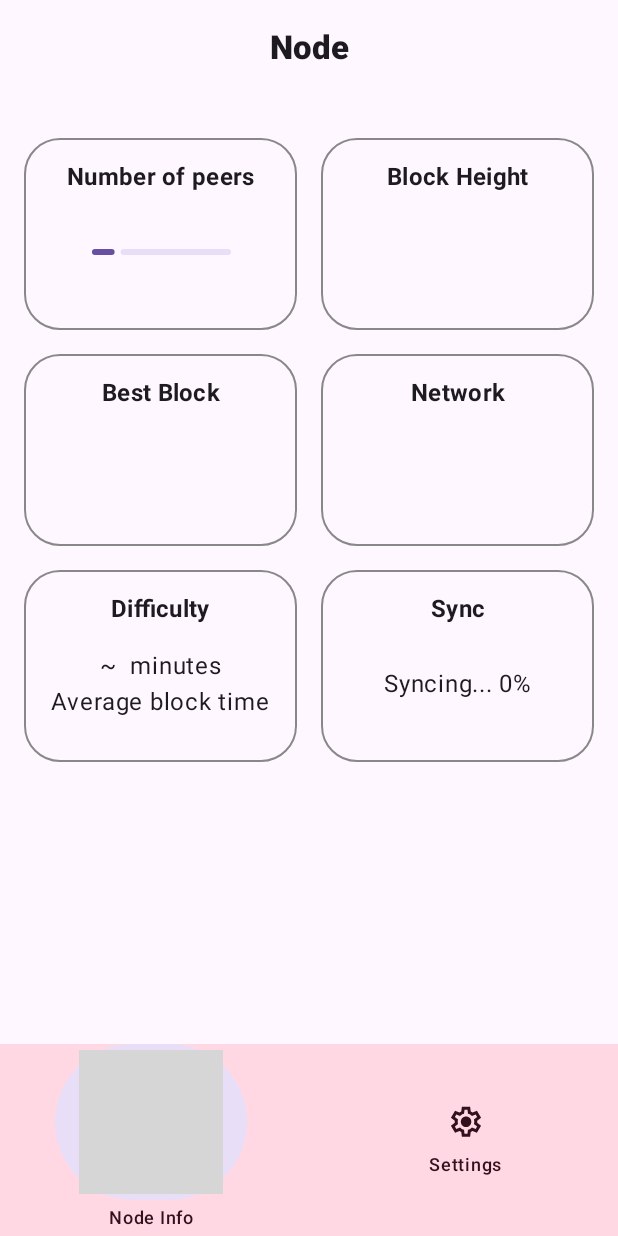
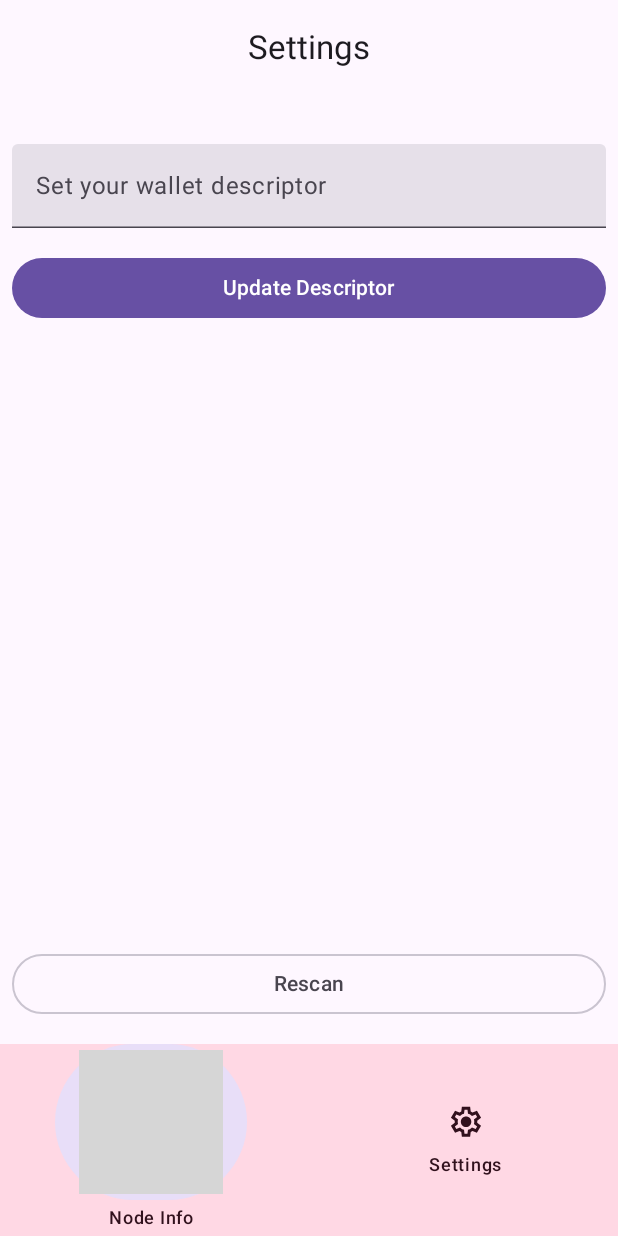
Before and after one commit to jvsena42/floresta_node, an Android app built with Jetpack Compose: the ScreenSettings screen opened through its navigation route, on a phone screen of 412 x 824 dp. Run offline under Robolectric (Android 15) with nearby library versions, the phone set to English and light mode, and no system bars; grey boxes are pictures that could not be loaded.

Commit message:
feat: Settings Screen WIP

```diff
--- a/app/src/main/java/com/github/jvsena42/floresta_node/FlorestaNodeApplication.kt
+++ b/app/src/main/java/com/github/jvsena42/floresta_node/FlorestaNodeApplication.kt
@@ -9,6 +9,7 @@ import com.github.jvsena42.floresta_node.domain.floresta.FlorestaDaemonImpl
 import com.github.jvsena42.floresta_node.domain.floresta.FlorestaRpcImpl
 import com.github.jvsena42.floresta_node.domain.floresta.FlorestaService
 import com.github.jvsena42.floresta_node.presentation.ui.screens.node.NodeViewModel
+import com.github.jvsena42.floresta_node.presentation.ui.screens.settings.SettingsViewModel
 import com.google.gson.Gson
 import org.koin.android.ext.koin.androidContext
 import org.koin.android.ext.koin.androidLogger
@@ -37,6 +38,7 @@ class FlorestaNodeApplication: Application() {
 
 val presentationModule = module {
     viewModel { NodeViewModel(florestaRpc = get()) }
+    viewModel { SettingsViewModel(florestaRpc = get()) }
 }
 
 val domainModule = module {
--- a/app/src/main/java/com/github/jvsena42/floresta_node/presentation/ui/screens/main/MainActivity.kt
+++ b/app/src/main/java/com/github/jvsena42/floresta_node/presentation/ui/screens/main/MainActivity.kt
@@ -27,6 +27,7 @@ import androidx.navigation.compose.NavHost
 import androidx.navigation.compose.composable
 import androidx.navigation.compose.rememberNavController
 import com.github.jvsena42.floresta_node.presentation.ui.screens.node.ScreenNode
+import com.github.jvsena42.floresta_node.presentation.ui.screens.settings.ScreenSettings
 import com.github.jvsena42.floresta_node.presentation.ui.theme.FlorestaNodeTheme
 import org.koin.androidx.compose.KoinAndroidContext
 
@@ -101,7 +102,7 @@ private fun MainScreen(modifier: Modifier = Modifier) {
                 ScreenNode()
             }
             composable(Destinations.SETTINGS.route) {
-                ScreenNode()
+                ScreenSettings()
             }
         }
     }
--- /dev/null
+++ b/app/src/main/java/com/github/jvsena42/floresta_node/presentation/ui/screens/settings/ScreenSettings.kt
@@ -0,0 +1,112 @@
+package com.github.jvsena42.floresta_node.presentation.ui.screens.settings
+
+import androidx.compose.animation.AnimatedVisibility
+import androidx.compose.foundation.background
+import androidx.compose.foundation.layout.Column
+import androidx.compose.foundation.layout.Spacer
+import androidx.compose.foundation.layout.fillMaxSize
+import androidx.compose.foundation.layout.fillMaxWidth
+import androidx.compose.foundation.layout.height
+import androidx.compose.foundation.layout.padding
+import androidx.compose.material3.Button
+import androidx.compose.material3.CenterAlignedTopAppBar
+import androidx.compose.material3.ExperimentalMaterial3Api
+import androidx.compose.material3.LinearProgressIndicator
+import androidx.compose.material3.MaterialTheme
+import androidx.compose.material3.OutlinedButton
+import androidx.compose.material3.Scaffold
+import androidx.compose.material3.Text
+import androidx.compose.material3.TextField
+import androidx.compose.runtime.Composable
+import androidx.compose.runtime.collectAsState
+import androidx.compose.runtime.getValue
+import androidx.compose.ui.Modifier
+import androidx.compose.ui.res.stringResource
+import androidx.compose.ui.tooling.preview.PreviewLightDark
+import androidx.compose.ui.unit.dp
+import com.github.jvsena42.floresta_node.R
+import com.github.jvsena42.floresta_node.presentation.ui.theme.FlorestaNodeTheme
+import org.koin.androidx.compose.koinViewModel
+
+@Composable
+@OptIn(ExperimentalMaterial3Api::class)
+fun ScreenSettings(
+    viewModel: SettingsViewModel = koinViewModel()
+) {
+    val uiState by viewModel.uiState.collectAsState()
+    ScreenSettings(uiState = uiState, onAction = viewModel::onAction)
+}
+
+
+@OptIn(ExperimentalMaterial3Api::class)
+@Composable
+private fun ScreenSettings(uiState: SettingsUiState, onAction: (SettingsAction) -> Unit) {
+    Scaffold(
+        topBar = {
+            CenterAlignedTopAppBar(
+                title = { Text(stringResource(R.string.settings)) },
+            )
+        }
+    ) { contentPadding ->
+        Column(
+            modifier = Modifier
+                .fillMaxSize()
+                .background(MaterialTheme.colorScheme.background)
+                .padding(contentPadding)
+        ) {
+            AnimatedVisibility(visible = uiState.isLoading) {
+                LinearProgressIndicator(modifier = Modifier.fillMaxWidth())
+            }
+
+            Spacer(modifier = Modifier.height(32.dp))
+
+            TextField(
+                value = uiState.descriptorText,
+                enabled = !uiState.isLoading,
+                onValueChange = { newText -> onAction(SettingsAction.OnDescriptorChanged(newText)) },
+                label = { Text(stringResource(R.string.set_your_wallet_descriptor)) },
+                placeholder = { Text(stringResource(R.string.descriptor_placeholder)) },
+                modifier = Modifier
+                    .fillMaxWidth()
+                    .padding(horizontal = 8.dp)
+            )
+
+            Spacer(modifier = Modifier.height(16.dp))
+
+            Button(
+                onClick = { onAction(SettingsAction.OnClickUpdateDescriptor) },
+                enabled = !uiState.isLoading,
+                modifier = Modifier
+                    .fillMaxWidth()
+                    .padding(horizontal = 8.dp)
+            ) {
+                Text(stringResource(R.string.update_descriptor))
+            }
+
+            Spacer(modifier = Modifier.weight(1f))
+
+            OutlinedButton(
+                onClick = { onAction(SettingsAction.OnClickUpdateDescriptor) },
+                enabled = !uiState.isLoading,
+                modifier = Modifier
+                    .fillMaxWidth()
+                    .padding(horizontal = 8.dp)
+            ) {
+                Text(stringResource(R.string.rescan))
+            }
+
+            Spacer(modifier = Modifier.height(16.dp))
+        }
+    }
+}
+
+@PreviewLightDark
+@Composable
+private fun Preview() {
+    FlorestaNodeTheme {
+        ScreenSettings(
+            uiState = SettingsUiState(),
+            onAction = {}
+        )
+    }
+}
--- /dev/null
+++ b/app/src/main/java/com/github/jvsena42/floresta_node/presentation/ui/screens/settings/SettingsAction.kt
@@ -0,0 +1,6 @@
+package com.github.jvsena42.floresta_node.presentation.ui.screens.settings
+
+sealed interface SettingsAction {
+    data class OnDescriptorChanged(val descriptor: String): SettingsAction
+    object OnClickUpdateDescriptor: SettingsAction
+}
--- /dev/null
+++ b/app/src/main/java/com/github/jvsena42/floresta_node/presentation/ui/screens/settings/SettingsUiState.kt
@@ -0,0 +1,9 @@
+package com.github.jvsena42.floresta_node.presentation.ui.screens.settings
+
+import androidx.compose.runtime.Stable
+
+@Stable
+data class SettingsUiState(
+    val descriptorText: String = "",
+    val isLoading: Boolean = false
+)
--- /dev/null
+++ b/app/src/main/java/com/github/jvsena42/floresta_node/presentation/ui/screens/settings/SettingsViewModel.kt
@@ -0,0 +1,27 @@
+package com.github.jvsena42.floresta_node.presentation.ui.screens.settings
+
+import androidx.lifecycle.ViewModel
+import com.github.jvsena42.floresta_node.data.FlorestaRpc
+import com.github.jvsena42.floresta_node.presentation.utils.removeSpaces
+import kotlinx.coroutines.flow.MutableStateFlow
+import kotlinx.coroutines.flow.asStateFlow
+
+class SettingsViewModel(
+    private val florestaRpc: FlorestaRpc
+): ViewModel() {
+
+    private val _uiState = MutableStateFlow(SettingsUiState())
+    val uiState = _uiState.asStateFlow()
+
+    fun onAction(action: SettingsAction) {
+        when(action) {
+            is SettingsAction.OnDescriptorChanged -> {
+                _uiState.value = _uiState.value.copy(descriptorText = action.descriptor.removeSpaces())
+            }
+            is SettingsAction.OnClickUpdateDescriptor -> {
+                _uiState.value = _uiState.value.copy(isLoading = true)
+            }
+        }
+    }
+
+}
--- /dev/null
+++ b/app/src/main/java/com/github/jvsena42/floresta_node/presentation/utils/TextExtensions.kt
@@ -0,0 +1,3 @@
+package com.github.jvsena42.floresta_node.presentation.utils
+
+fun String.removeSpaces() = this.replace(" ", "")
--- a/app/src/main/res/values/strings.xml
+++ b/app/src/main/res/values/strings.xml
@@ -25,4 +25,9 @@
     <string name="create_wallet">Create Wallet</string>
     <string name="carefully_enter_the_12_words_of_your_recovery_password_in_the_fields_below_make_sure_each_word_is_correct_as_this_password_is_essential_for_regaining_access_to_your_account">Carefully enter the 12 words of your recovery password in the fields below. Make sure each word is correct, as this password is essential for regaining access to your account.</string>
     <string name="restore_wallet">Restore wallet</string>
+    <string name="settings">Settings</string>
+    <string name="set_your_wallet_descriptor">Set your wallet descriptor</string>
+    <string name="descriptor_placeholder">wpkh([fingerprint/derivation]xpub.../0/*)</string>
+    <string name="update_descriptor">Update Descriptor</string>
+    <string name="rescan">Rescan</string>
 </resources>
```
